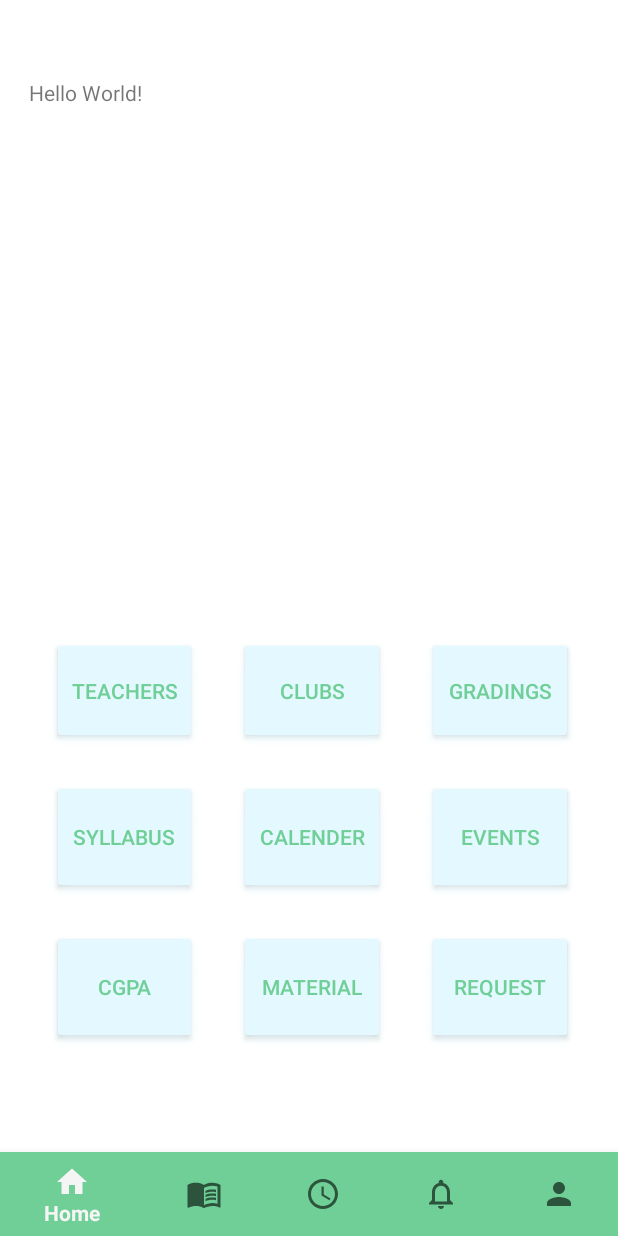
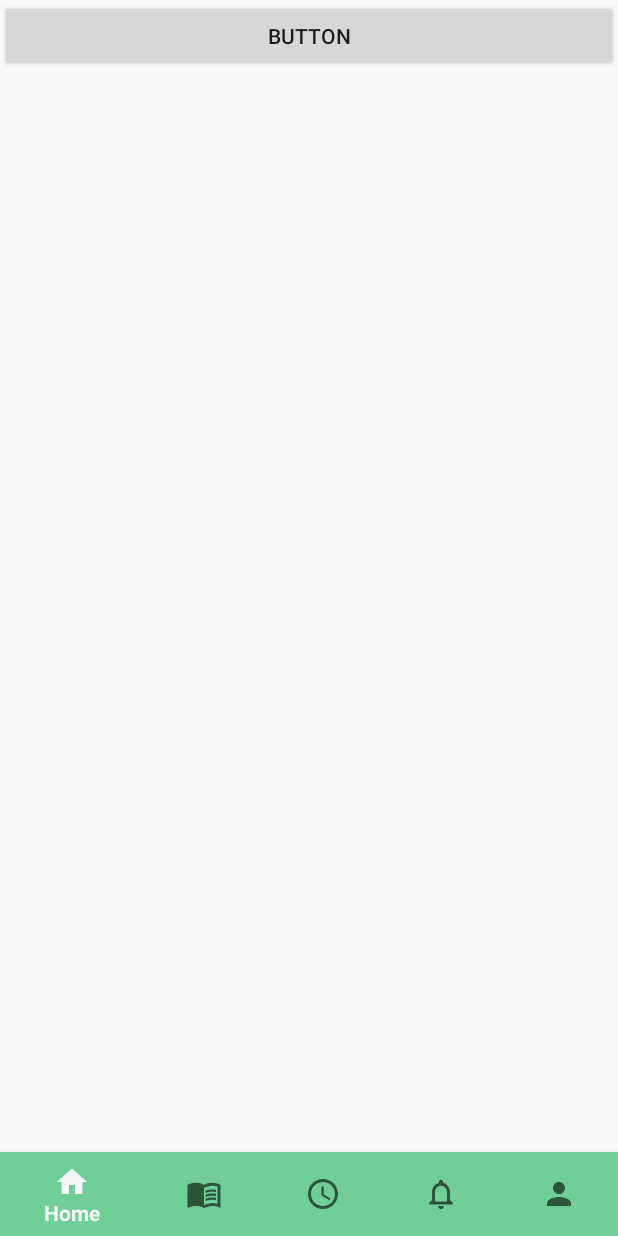
Before and after one commit to piru72/AUST_BUDDY, an Android app: the screen it shows after launch (MainActivity), on a phone screen of 412 x 824 dp. Run offline under Robolectric (Android 15) with nearby library versions, the phone set to English and light mode, and no system bars; 3 statements that could not run were skipped.

Commit message:
fragment to fragment moved using button

```diff
--- a/app/src/main/java/com/example/homepage/MainActivity.kt
+++ b/app/src/main/java/com/example/homepage/MainActivity.kt
@@ -16,7 +16,8 @@ class MainActivity : AppCompatActivity() {
 
         binding = ActivityMainHomePageBinding.inflate(layoutInflater)
         setContentView(binding.root)
-        replaceFragment(HomeFragment())
+        replaceFragment(NoticeFragment())
+
 
 
         binding.bottomNavigationView.setOnItemSelectedListener {
--- a/app/src/main/res/layout/fragment_notice.xml
+++ b/app/src/main/res/layout/fragment_notice.xml
@@ -3,14 +3,21 @@
     xmlns:tools="http://schemas.android.com/tools"
     android:layout_width="match_parent"
     android:layout_height="match_parent"
+    android:id="@+id/fragment_notice"
     tools:context=".NoticeFragment">
 
-    <!-- TODO: Update blank fragment layout -->
-    <TextView
-        android:layout_width="wrap_content"
-        android:layout_height="wrap_content"
-        android:text="@string/notice_fragment"
-        android:textSize="26sp"
-        android:layout_gravity="center"/>
+
+    <androidx.constraintlayout.widget.ConstraintLayout
+        android:layout_width="match_parent"
+        android:layout_height="match_parent">
+
+        <Button
+            android:id="@+id/notice_button"
+            android:layout_width="match_parent"
+            android:layout_height="wrap_content"
+            android:layout_gravity="center"
+            android:text="@string/button"
+            tools:layout_editor_absoluteY="342dp" />
+    </androidx.constraintlayout.widget.ConstraintLayout>
 
 </FrameLayout>
--- a/app/src/main/res/layout/fragment_request.xml
+++ b/app/src/main/res/layout/fragment_request.xml
@@ -26,8 +26,10 @@
             app:layout_constraintBottom_toBottomOf="parent"
 
             app:layout_constraintEnd_toEndOf="parent"
+            app:layout_constraintHorizontal_bias="0.496"
             app:layout_constraintStart_toStartOf="parent"
-            app:layout_constraintTop_toTopOf="parent" />
+            app:layout_constraintTop_toTopOf="parent"
+            app:layout_constraintVertical_bias="0.25" />
 
 
     </androidx.constraintlayout.widget.ConstraintLayout>
--- a/app/src/main/res/values/strings.xml
+++ b/app/src/main/res/values/strings.xml
@@ -45,4 +45,5 @@
     <string name="user_name">User Name</string>
     <string name="oppo">TODO</string>
     <string name="yet_to_be_done">YET TO BE DONE</string>
+    <string name="button">Button</string>
 </resources>
```
Also changed, not shown: app/src/main/java/com/example/homepage/HomeFragment.kt (+1 -7 lines), app/src/main/java/com/example/homepage/NoticeFragment.kt (+29 -39 lines).
